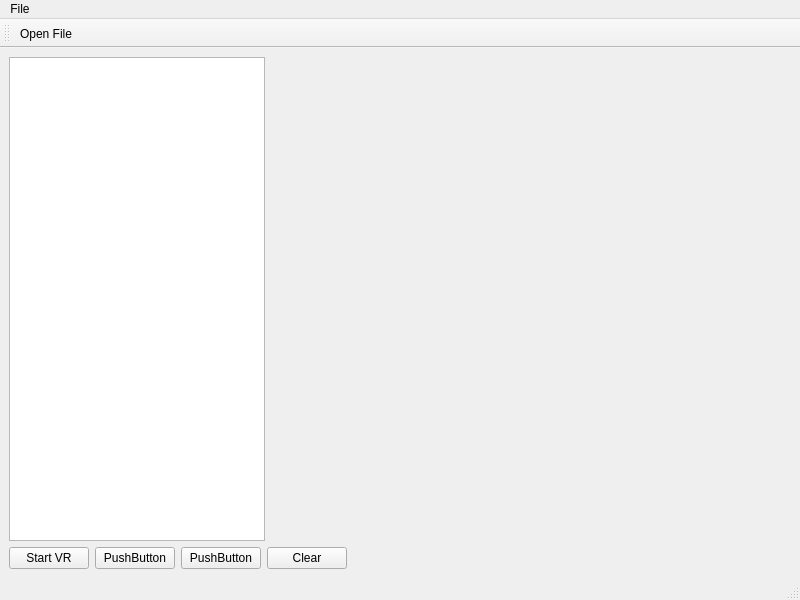
Qt form mainwindow.ui (br-je/2025_group_8) before a commit.
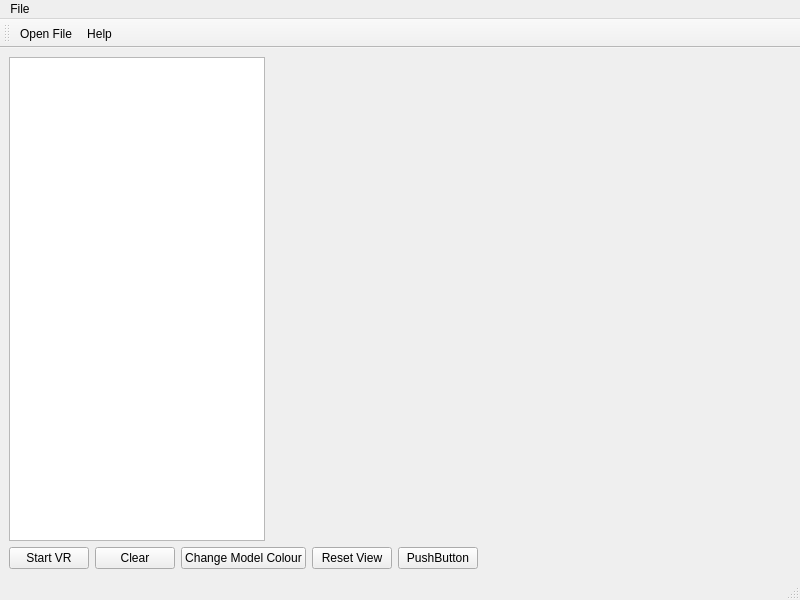
The same form after that commit. Icons and pictures are not drawn. Custom widgets are drawn as their Qt base class.

Commit message: Minor UI Changes and help icon added

```diff
--- a/mainwindow.ui
+++ b/mainwindow.ui
@@ -34,20 +34,6 @@
         </property>
        </widget>
       </item>
-      <item>
-       <widget class="QPushButton" name="pushButton">
-        <property name="text">
-         <string>PushButton</string>
-        </property>
-       </widget>
-      </item>
-      <item>
-       <widget class="QPushButton" name="pushButton_2">
-        <property name="text">
-         <string>PushButton</string>
-        </property>
-       </widget>
-      </item>
       <item>
        <widget class="QPushButton" name="ClearSelectionButton">
         <property name="text">
@@ -55,6 +41,27 @@
         </property>
        </widget>
       </item>
+      <item>
+       <widget class="QPushButton" name="ChangeColour">
+        <property name="text">
+         <string>Change Model Colour</string>
+        </property>
+       </widget>
+      </item>
+      <item>
+       <widget class="QPushButton" name="ResetView">
+        <property name="text">
+         <string>Reset View</string>
+        </property>
+       </widget>
+      </item>
+      <item>
+       <widget class="QPushButton" name="pushButton">
+        <property name="text">
+         <string>PushButton</string>
+        </property>
+       </widget>
+      </item>
       <item>
        <spacer name="horizontalSpacer">
         <property name="orientation">
@@ -101,6 +108,7 @@
     <bool>false</bool>
    </attribute>
    <addaction name="actionOpen_File"/>
+   <addaction name="actionHelp"/>
   </widget>
   <action name="actionOpen_File">
    <property name="icon">
@@ -114,6 +122,16 @@
     <enum>QAction::MenuRole::NoRole</enum>
    </property>
   </action>
+  <action name="actionHelp">
+   <property name="icon">
+    <iconset resource="icons.qrc">
+     <normaloff>:/Icons/Icons/help.png</normaloff>
+     <selectedoff>:/Icons/Icons/help.png</selectedoff>:/Icons/Icons/help.png</iconset>
+   </property>
+   <property name="text">
+    <string>Help</string>
+   </property>
+  </action>
  </widget>
  <customwidgets>
   <customwidget>
```
Left out of the diff: 3 changed lines with no effect on the pictures. The commit also changes 3 other files.
